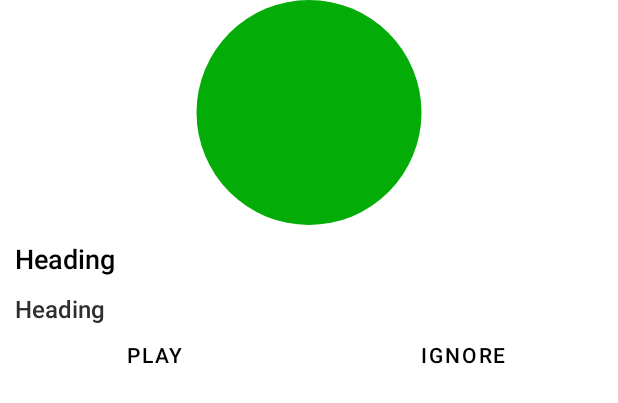
After one commit to vinu5683/Project-TADA-MiniGames, an Android app: the layout expanded_notification_view.xml on its own in the app's theme, with its tools: preview values and no code run, on a phone screen of 412 x 824 dp. The commit adds this screen. Shown: the top 403 px of the screen. Run offline under Robolectric (Android 15) with nearby library versions, the phone set to English and light mode, and no system bars.

Commit message:
after adding notification

```diff
--- a/app/build.gradle
+++ b/app/build.gradle
@@ -78,4 +78,10 @@ dependencies {
 
     //CircleImageView
     implementation 'de.hdodenhof:circleimageview:3.1.0'
+
+    //Retrofit2
+    implementation 'com.squareup.retrofit2:retrofit:2.9.0'
+    implementation 'com.squareup.retrofit2:converter-gson:2.9.0'
+    implementation 'com.squareup.okhttp3:logging-interceptor:3.8.0'
+
 }
--- a/app/src/main/java/com/example/minigamestada/MainActivity.kt
+++ b/app/src/main/java/com/example/minigamestada/MainActivity.kt
@@ -6,6 +6,7 @@ import android.net.ConnectivityManager
 import android.os.Bundle
 import android.util.Log
 import android.view.WindowManager
+import android.widget.RemoteViews
 import android.widget.Toast
 import androidx.activity.viewModels
 import androidx.appcompat.app.AppCompatActivity
@@ -35,7 +36,10 @@ class MainActivity : AppCompatActivity() {
             WindowManager.LayoutParams.FLAG_FULLSCREEN,
             WindowManager.LayoutParams.FLAG_FULLSCREEN
         );
+
+
     }
+
 
 //    fun isInternetAvailable(): Boolean {
 //        return try {
--- a/app/src/main/java/com/example/minigamestada/localdatabases/LocalKeys.java
+++ b/app/src/main/java/com/example/minigamestada/localdatabases/LocalKeys.java
@@ -6,6 +6,7 @@ public class LocalKeys {
 
     public static final String KEY_IS_USER_LOGGEDIN = "DOESUSERLOGGEDIN";
     public static final String KEY_USER_GOOGLE_ID = "GOOGLEUSERID";
+    public static final String BASE_URL = "https://springbootfcm.herokuapp.com/";
     static HashMap<Integer,Integer> list = new HashMap<>();
 
     public static void main(String[] args) {
--- a/app/src/main/java/com/example/minigamestada/viewmodels/OnlineUsersViewModel.kt
+++ b/app/src/main/java/com/example/minigamestada/viewmodels/OnlineUsersViewModel.kt
@@ -33,4 +33,8 @@ class OnlineUsersViewModel @Inject public constructor(val repository: GameReposi
 
         return onlineUsersList
     }
+
+    fun sendGameRequest(onlineUser: OnlineUser) {
+        repository.sendGameRequest(onlineUser)
+    }
 }
--- /dev/null
+++ b/app/src/main/res/layout/expanded_notification_view.xml
@@ -0,0 +1,70 @@
+<?xml version="1.0" encoding="utf-8"?>
+<LinearLayout xmlns:android="http://schemas.android.com/apk/res/android"
+    android:layout_width="match_parent"
+    android:layout_height="256dp">
+
+    <LinearLayout
+        android:layout_width="match_parent"
+        android:layout_height="match_parent"
+        android:orientation="vertical">
+
+
+        <ImageView
+            android:layout_width="match_parent"
+            android:layout_height="150dp"
+            android:src="@drawable/online_green_shape" />
+
+        <TextView
+            android:id="@+id/tvNotificationTitle_E"
+            style="@style/TextAppearance.Compat.Notification.Title"
+            android:layout_width="match_parent"
+            android:layout_height="wrap_content"
+            android:paddingStart="10dp"
+            android:paddingTop="10dp"
+            android:paddingEnd="10dp"
+            android:text="Heading"
+            android:textColor="@color/black"
+            android:textSize="18sp" />
+
+        <TextView
+            android:id="@+id/tvNotificationDescription_E"
+            style="@style/TextAppearance.Compat.Notification.Title"
+            android:layout_width="match_parent"
+            android:layout_height="wrap_content"
+            android:paddingStart="10dp"
+            android:paddingTop="10dp"
+            android:paddingEnd="10dp"
+            android:text="Heading"
+            android:textColor="@color/backgroud_global"
+            android:textSize="16sp" />
+
+        <LinearLayout
+            android:layout_width="match_parent"
+            android:layout_height="wrap_content"
+            android:layout_gravity="bottom">
+
+            <Button
+                android:layout_width="wrap_content"
+                android:layout_height="wrap_content"
+                android:layout_gravity="center"
+                android:layout_weight="1"
+                android:background="@android:color/transparent"
+                android:foregroundTint="@color/black"
+                android:text="Play"
+                android:textColor="@color/black" />
+
+            <Button
+                android:layout_width="wrap_content"
+                android:layout_height="wrap_content"
+                android:layout_gravity="center"
+                android:layout_weight="1"
+                android:background="@android:color/transparent"
+                android:foregroundTint="@color/black"
+                android:text="Ignore"
+                android:textColor="@color/black" />
+        </LinearLayout>
+
+
+    </LinearLayout>
+
+</LinearLayout>
```
Also changed, not shown: app/src/main/java/com/example/minigamestada/AvailablePlayersFragment.kt (+12 -3 lines), app/src/main/java/com/example/minigamestada/di/AppModule.kt (+11 -0 lines), app/src/main/java/com/example/minigamestada/fcm/MyFirebaseMessagingService.java (+24 -8 lines), app/src/main/java/com/example/minigamestada/fcm/Network.kt (added, +26 -0 lines), app/src/main/java/com/example/minigamestada/fcm/NotificationReceiver.java (added, +15 -0 lines), app/src/main/java/com/example/minigamestada/models/PushApiService.kt (added, +17 -0 lines), app/src/main/java/com/example/minigamestada/recyclerviews/onlineplayers/OnlinePlayersAdapter.kt (+5 -2 lines), app/src/main/java/com/example/minigamestada/recyclerviews/onlineplayers/OnlinePlayersEventListener.kt (added, +9 -0 lines), app/src/main/java/com/example/minigamestada/recyclerviews/onlineplayers/OnlinePlayersViewHolder.kt (+7 -4 lines), app/src/main/java/com/example/minigamestada/repository/GameRepository.kt (+25 -4 lines), app/src/main/res/layout/collapse_notification_view.xml (added, +34 -0 lines).
